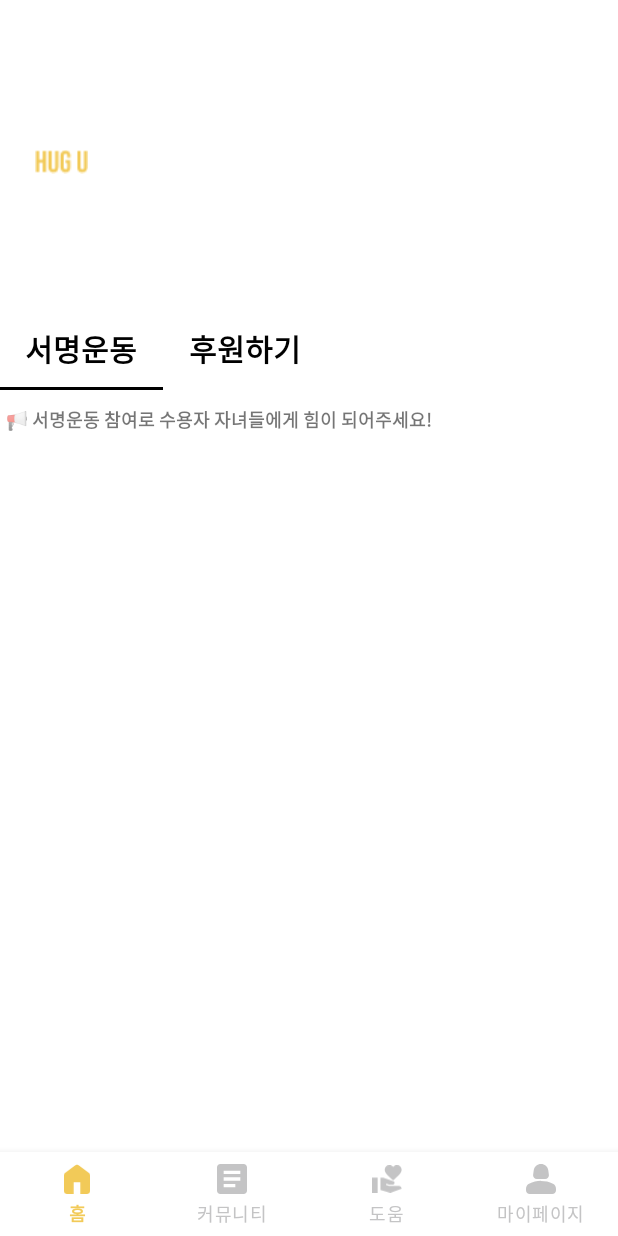
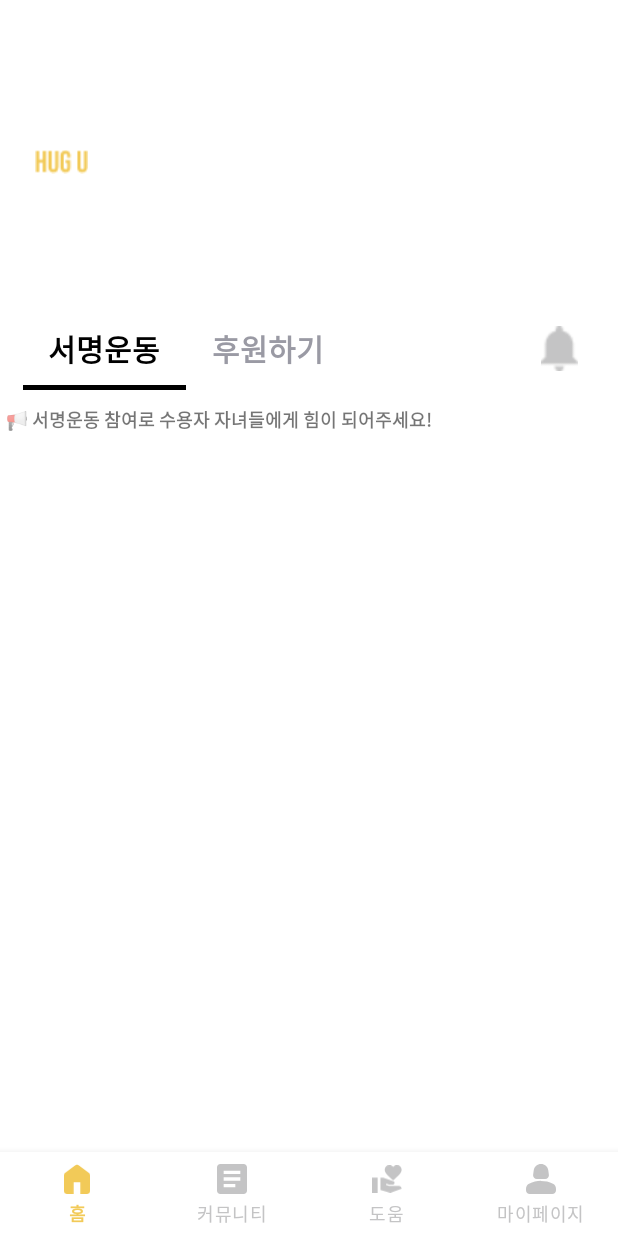
Before and after one commit to ssh09015/HugU, an Android app: the fragment HelpFragment placed in its activity, on a phone screen of 412 x 824 dp. Run offline under Robolectric (Android 15) with nearby library versions, the phone set to English and light mode, and no system bars.

Commit message:
[도움]탭뷰 옆 알람

```diff
--- a/app/src/main/res/layout/fragment_help.xml
+++ b/app/src/main/res/layout/fragment_help.xml
@@ -33,29 +33,60 @@
             app:layout_constraintEnd_toEndOf="parent"
             app:layout_constraintStart_toStartOf="parent">
 
-            <com.google.android.material.tabs.TabLayout
-                android:id="@+id/tabLayout"
-                android:layout_width="218dp"
-                android:layout_height="55dp"
-                android:layout_marginEnd="195dp"
-                app:layout_constraintEnd_toEndOf="parent"
-                app:layout_constraintStart_toStartOf="parent"
-                app:tabIndicatorColor="@color/black"
-                app:tabIndicatorHeight="2dp"
-                app:tabRippleColor="@android:color/transparent"
-                app:tabTextAppearance="@style/tabTextSizeBold"
-                app:tabTextColor="@color/black"
-                tools:ignore="MissingConstraints" />
+            <LinearLayout
+                android:id="@+id/linearLayout2"
+                android:layout_width="match_parent"
+                android:layout_height="match_parent"
+                android:orientation="horizontal"
+                tools:layout_editor_absoluteX="4dp">
+
+                <androidx.constraintlayout.widget.ConstraintLayout
+                    android:layout_width="match_parent"
+                    android:layout_height="wrap_content">
+
+                    <com.google.android.material.tabs.TabLayout
+                        android:id="@+id/tabLayout"
+                        android:layout_width="218dp"
+                        android:layout_height="55dp"
+                        android:layout_marginEnd="35dp"
+                        app:layout_constraintBottom_toBottomOf="parent"
+                        app:layout_constraintEnd_toStartOf="@+id/imageView6"
+                        app:layout_constraintStart_toStartOf="parent"
+                        app:layout_constraintTop_toTopOf="parent"
+                        app:tabIndicatorColor="@color/black"
+                        android:textStyle="bold"
+                        app:tabIndicatorHeight="3dp"
+                        app:tabRippleColor="@android:color/transparent"
+                        app:tabSelectedTextColor="@color/black"
+                        app:tabTextAppearance="@style/tabTextSizeBold"
+                        app:tabTextColor="#9A9AA4"
+                        tools:ignore="MissingConstraints" />
+
+                    <ImageView
+                        android:id="@+id/imageView6"
+                        android:layout_width="50dp"
+                        android:layout_height="30dp"
+                        android:layout_marginStart="60dp"
+                        android:layout_weight="1"
+                        android:src="@drawable/color"
+                        app:layout_constraintBottom_toBottomOf="parent"
+                        app:layout_constraintEnd_toEndOf="parent"
+                        app:layout_constraintStart_toEndOf="@+id/tabLayout"
+                        app:layout_constraintTop_toTopOf="parent" />
+                </androidx.constraintlayout.widget.ConstraintLayout>
+
+            </LinearLayout>
 
 
             <androidx.viewpager2.widget.ViewPager2
                 android:id="@+id/viewPager"
                 android:layout_width="match_parent"
                 android:layout_height="0dp"
-                app:layout_constraintBottom_toBottomOf="parent"
+                android:layout_marginTop="55dp"
+                app:layout_constraintBottom_toBottomOf="@+id/linearLayout2"
                 app:layout_constraintEnd_toEndOf="parent"
                 app:layout_constraintStart_toStartOf="parent"
-                app:layout_constraintTop_toBottomOf="@id/tabLayout" />
+                app:layout_constraintTop_toTopOf="@+id/linearLayout2" />
         </androidx.constraintlayout.widget.ConstraintLayout>
     </androidx.constraintlayout.widget.ConstraintLayout>
 
--- a/app/src/main/res/layout/fragment_help_support.xml
+++ b/app/src/main/res/layout/fragment_help_support.xml
@@ -24,10 +24,10 @@
                     android:layout_width="match_parent"
                     android:layout_height="50dp"
                     android:layout_marginStart="30dp"
-                    android:layout_marginTop="5dp"
+                    android:layout_marginTop="10dp"
                     android:gravity="center|left"
                     android:text="📢 후원으로 우리는 함께 성장할 수 있습니다"
-                    android:textSize="12dp"
+                    android:textSize="14dp"
                     android:textStyle="bold"
                     app:layout_constraintEnd_toEndOf="parent"
                     app:layout_constraintStart_toStartOf="parent"
@@ -107,8 +107,8 @@
 
             <androidx.constraintlayout.widget.ConstraintLayout
                 android:id="@+id/cl_text2"
-                android:layout_width="428dp"
-                android:layout_height="1446dp"
+                android:layout_width="432dp"
+                android:layout_height="1481dp"
                 android:background="#1A38D42F"
                 app:layout_constraintEnd_toEndOf="parent"
                 app:layout_constraintStart_toStartOf="parent"
@@ -181,7 +181,9 @@
                     android:id="@+id/textView7"
                     android:layout_width="wrap_content"
                     android:layout_height="30dp"
+                    android:layout_marginTop="5dp"
                     android:layout_marginEnd="210dp"
+                    android:layout_marginBottom="5dp"
                     android:gravity="center"
                     android:text="수용자 가족 지원"
                     android:textColor="#38D42F"
@@ -197,6 +199,7 @@
                     android:layout_width="wrap_content"
                     android:layout_height="wrap_content"
                     android:layout_marginBottom="10dp"
+                    android:lineSpacingExtra="3dp"
                     android:text="아이들이 수감된 부모님을 만나는 과정에는\n장애물이 많습니다.\n\n대부분의 교도소가 아이들의 주거지와 멀리 떨어져\n있고 대중교통이 닿지 않는 곳에 위치해\n교통비가 크게 듭니다.\n\n면회를 이유로 학교를 결석하기도 어렵습니다.\n\n보호자가 없어서 갈 수 없는 아이들도 있습니다. \n\n아이들이 부모님을 볼 수 있는 기회를\n보장받을 수 있도록 함께해 주세요."
                     android:textColor="@color/black"
                     android:textSize="17dp"
@@ -208,8 +211,8 @@
             </androidx.constraintlayout.widget.ConstraintLayout>
 
             <androidx.constraintlayout.widget.ConstraintLayout
-                android:layout_width="408dp"
-                android:layout_height="930dp"
+                android:layout_width="410dp"
+                android:layout_height="973dp"
                 app:layout_constraintBottom_toBottomOf="parent"
                 app:layout_constraintEnd_toEndOf="parent"
                 app:layout_constraintStart_toStartOf="parent"
```
Also changed, not shown: app/src/main/res/drawable/color.png (added).
